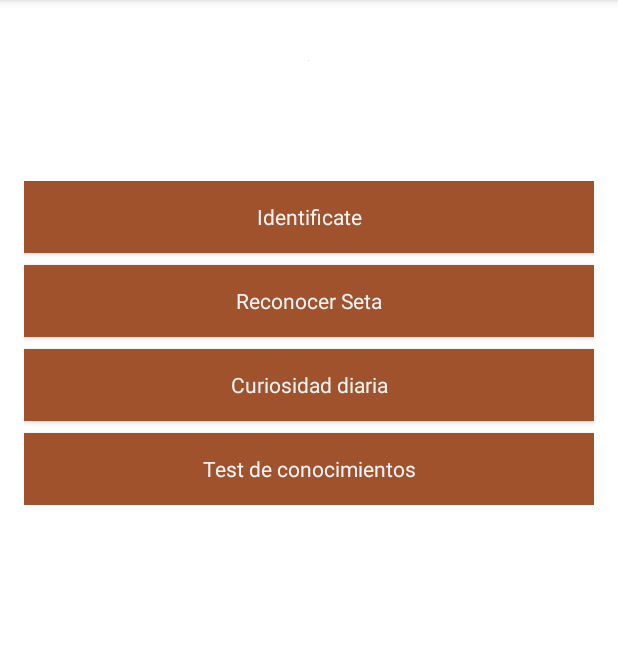
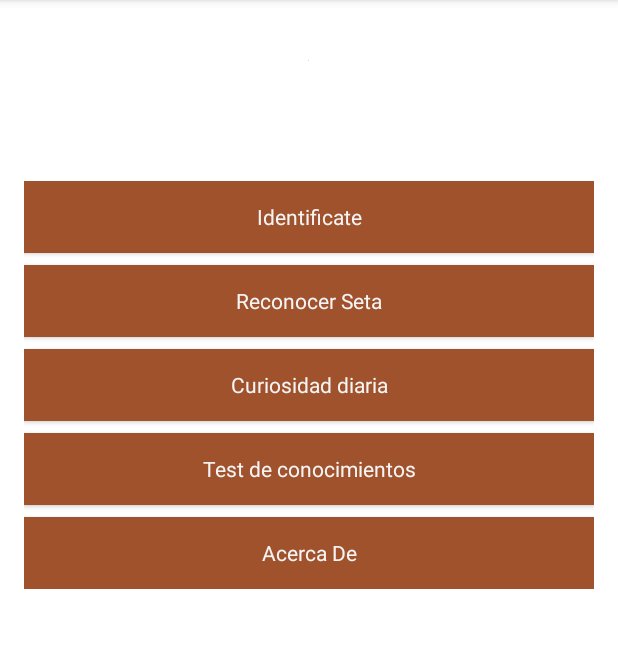
Before and after one commit to bm0631/FellowShipFungi, an Android app: the screen it shows after launch (MainMenuActivity), on a phone screen of 412 x 824 dp, the part 84-732 px from its top. Run offline under Robolectric (Android 15) with nearby library versions, the light colour scheme and no system bars; our stand-ins replace Firebase (no records; nobody signed in at launch, a user with empty details on screens opened directly), Picasso; libraries missing offline, so code that uses them is left out: com.firebase.ui; pictures from the network do not load.

Commit message:
About Boton

```diff
--- a/app/src/main/res/layout-land/activity_main_menu.xml
+++ b/app/src/main/res/layout-land/activity_main_menu.xml
@@ -46,7 +46,6 @@
             android:text="@string/LoginTitle" />
     </LinearLayout>
 
-
     <LinearLayout
         android:id="@+id/buttonsLayout"
         android:layout_width="match_parent"
@@ -55,7 +54,7 @@
         android:layout_marginTop="16dp"
         android:gravity="center"
         android:orientation="horizontal"
-        android:weightSum="4">
+        android:weightSum="5">
 
         <Button
             android:id="@+id/loginButton"
@@ -88,6 +87,16 @@
             android:text="@string/CuriosityTitle" />
 
         <Button
+            android:id="@+id/aboutButton"
+            style="@style/Button.FellowshipFungi"
+            android:layout_width="0dp"
+            android:layout_height="wrap_content"
+            android:layout_marginEnd="8dp"
+            android:layout_weight="1"
+            android:onClick="onOpenAboutClick"
+            android:text="@string/AboutTitle" />
+
+        <Button
             android:id="@+id/testButton"
             style="@style/Button.FellowshipFungi"
             android:layout_width="0dp"
@@ -96,6 +105,8 @@
             android:onClick="onOpenTestClick"
             android:text="@string/TestTitle"
             android:textSize="10sp" />
+
+
     </LinearLayout>
 
 
--- a/app/src/main/res/layout/activity_main_menu.xml
+++ b/app/src/main/res/layout/activity_main_menu.xml
@@ -89,7 +89,16 @@
             android:layout_width="match_parent"
             android:layout_height="wrap_content"
             android:onClick="onOpenTestClick"
+            android:layout_marginBottom="8dp"
             android:text="@string/TestTitle" />
+
+        <Button
+            android:id="@+id/aboutButton"
+            style="@style/Button.FellowshipFungi"
+            android:layout_width="match_parent"
+            android:layout_height="wrap_content"
+            android:onClick="onOpenAboutClick"
+            android:text="@string/AboutTitle" />
     </LinearLayout>
 
 </RelativeLayout>
--- a/app/src/main/res/values/strings.xml
+++ b/app/src/main/res/values/strings.xml
@@ -16,7 +16,7 @@
     <string name="RecognitionTitle">Reconocer Seta</string>
     <string name="CuriosityTitle">Curiosidad diaria</string>
     <string name="TestTitle">Test de conocimientos</string>
-
+    <string name="AboutTitle">Acerca De</string>
 
     <!-- LOGING -->
     <string name="fui_sign_in_anonymously" translation_description="Continuar como invitado boton">Continuar como invitado</string>
```
Also changed, not shown: app/src/main/java/miw/fellowshipfungi/controllers/MainMenuActivity.java (+24 -0 lines), app/src/main/res/layout-land/dialog_about.xml (added, +49 -0 lines), app/src/main/res/layout/dialog_about.xml (added, +44 -0 lines).
